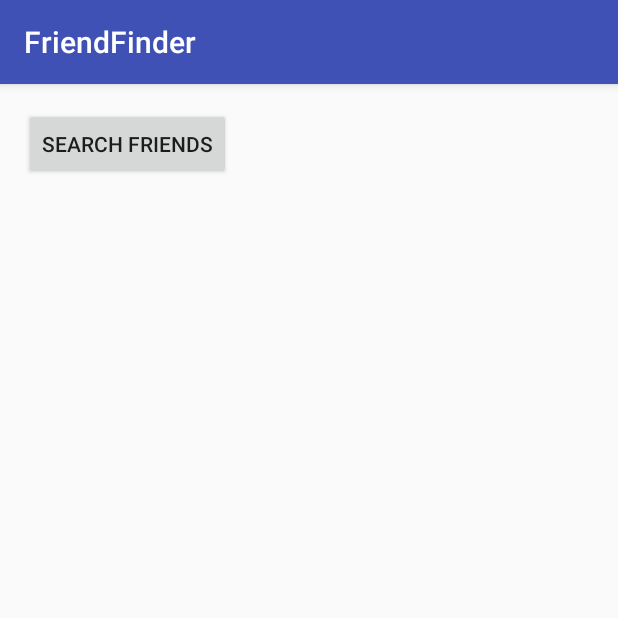
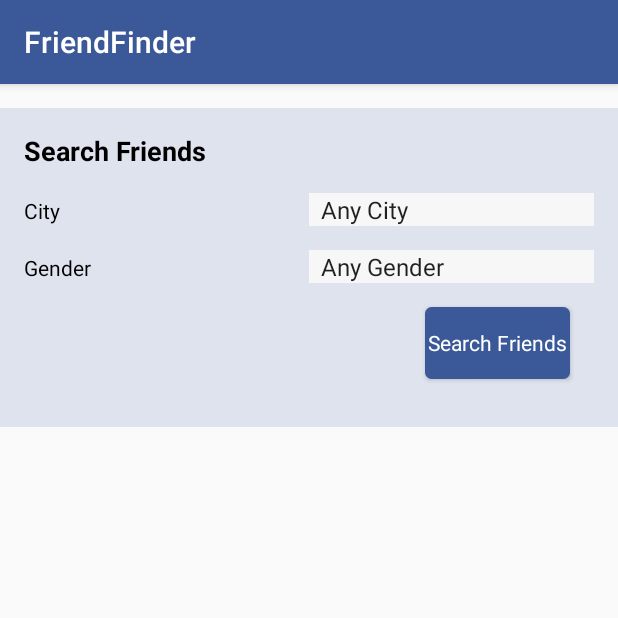
Before and after one commit to sashimdr8/FriendFinder, an Android app: the screen it shows after launch (MainActivity), on a phone screen of 412 x 824 dp, the top half of it. Run offline under Robolectric (Android 15) with nearby library versions, the phone set to English and light mode, and no system bars; our stand-ins replace data binding; libraries missing offline, so code that uses them is left out: com.squareup.otto.

Commit message:
filter friends implemented

```diff
--- a/app/build.gradle
+++ b/app/build.gradle
@@ -40,8 +40,8 @@ dependencies {
     compile 'com.squareup.retrofit2:converter-scalars:2.1.0'
     compile 'com.squareup.retrofit2:converter-gson:2.1.0'
     compile 'com.github.bumptech.glide:glide:3.7.0'
-
     mockDebugCompile 'com.squareup.retrofit2:retrofit-mock:2.1.0'
     testCompile 'junit:junit:4.12'
     compile 'com.android.support:recyclerview-v7:25.1.0'
+    compile 'com.squareup:otto:1.3.5'
 }
--- a/app/src/main/java/com/example/brain/friendfinder/main/MainActivity.java
+++ b/app/src/main/java/com/example/brain/friendfinder/main/MainActivity.java
@@ -1,5 +1,6 @@
 package com.example.brain.friendfinder.main;
 
+import android.content.Context;
 import android.content.Intent;
 import android.databinding.DataBindingUtil;
 import android.support.v7.app.AppCompatActivity;
@@ -9,22 +10,54 @@ import android.view.View;
 import com.example.brain.friendfinder.R;
 import com.example.brain.friendfinder.databinding.ActivityMainBinding;
 import com.example.brain.friendfinder.searchfriends.SearchFriendsActivity;
+import com.example.brain.friendfinder.searchfriends.SearchFriendsAdapter;
+import com.example.brain.friendfinder.utils.Constants;
+import com.example.brain.friendfinder.utils.DataBus;
 
-public class MainActivity extends AppCompatActivity {
+public class MainActivity extends AppCompatActivity implements MainContract.View {
     private ActivityMainBinding binding;
+    private MainContract.Presenter presenter;
+    String selectedAddress, selectedGender;
 
     @Override
     protected void onCreate(Bundle savedInstanceState) {
         super.onCreate(savedInstanceState);
-        binding = DataBindingUtil.setContentView(this,R.layout.activity_main);
+        binding = DataBindingUtil.setContentView(this, R.layout.activity_main);
+
+
+        new MainPresenter(this);
         binding.btSearch.setOnClickListener(new View.OnClickListener() {
             @Override
             public void onClick(View view) {
-                Intent i = new Intent(MainActivity.this, SearchFriendsActivity.class);
-                startActivity(i);
+                selectedAddress = binding.spAddress.getSelectedItem().toString();
+                selectedGender = binding.spGender.getSelectedItem().toString();
+                presenter.startSearchFriends(selectedAddress, selectedGender);
             }
         });
 
 
     }
+
+    @Override
+    protected void onDestroy() {
+        super.onDestroy();
+    }
+
+    @Override
+    public void setPresenter(MainContract.Presenter presenter) {
+        this.presenter = presenter;
+    }
+
+    @Override
+    public boolean consumeBackPress() {
+        return false;
+    }
+
+    @Override
+    public void startSearchFriendsActivity(String address, String gender) {
+        Intent i = new Intent(this, SearchFriendsActivity.class);
+        i.putExtra(Constants.ADDRESS, address);
+        i.putExtra(Constants.GENDER, gender);
+        startActivity(i);
+    }
 }
--- /dev/null
+++ b/app/src/main/java/com/example/brain/friendfinder/main/MainContract.java
@@ -0,0 +1,25 @@
+package com.example.brain.friendfinder.main;
+
+import android.content.Context;
+
+import com.example.brain.friendfinder.BasePresenter;
+import com.example.brain.friendfinder.BaseView;
+
+/**
+ * Created by brain on 1/6/17.
+ */
+
+public interface MainContract {
+    public interface Presenter extends BasePresenter {
+        void startSearchFriends(String address, String gender);
+
+        void stop();
+
+    }
+
+    public interface View extends BaseView<Presenter> {
+
+        void startSearchFriendsActivity(String address, String gender);
+
+    }
+}
--- /dev/null
+++ b/app/src/main/java/com/example/brain/friendfinder/main/MainPresenter.java
@@ -0,0 +1,39 @@
+package com.example.brain.friendfinder.main;
+
+import android.content.Context;
+import android.content.Intent;
+
+import com.example.brain.friendfinder.searchfriends.SearchFriendsActivity;
+import com.example.brain.friendfinder.utils.Constants;
+import com.example.brain.friendfinder.utils.DataBus;
+import com.squareup.otto.Bus;
+
+/**
+ * Created by brain on 1/6/17.
+ */
+
+public class MainPresenter implements MainContract.Presenter {
+    private final MainContract.View view;
+
+    MainPresenter(MainContract.View view) {
+        this.view = view;
+        this.view.setPresenter(this);
+    }
+
+
+    @Override
+    public void startSearchFriends(String address, String gender) {
+        view.startSearchFriendsActivity(address,gender);
+
+    }
+
+    @Override
+    public void stop() {
+
+    }
+
+    @Override
+    public void start() {
+
+    }
+}
--- a/app/src/main/java/com/example/brain/friendfinder/searchfriends/SearchFriendsPresenter.java
+++ b/app/src/main/java/com/example/brain/friendfinder/searchfriends/SearchFriendsPresenter.java
@@ -39,6 +39,8 @@ public class SearchFriendsPresenter implements SearchFriendsContract.Presenter {
 
     @Override
     public void stop() {
-
+        if(!friends.isEmpty()){
+            friends.clear();
+        }
     }
 }
--- a/app/src/main/java/com/example/brain/friendfinder/utils/DividerItemDecoration.java
+++ b/app/src/main/java/com/example/brain/friendfinder/utils/DividerItemDecoration.java
@@ -26,6 +26,6 @@ public class DividerItemDecoration extends RecyclerView.ItemDecoration{
     public void getItemOffsets(Rect outRect, View view, RecyclerView parent,
                                RecyclerView.State state) {
         super.getItemOffsets(outRect, view, parent, state);
-        outRect.set(mItemOffset, mItemOffset, mItemOffset, mItemOffset);
+        outRect.set(0, mItemOffset, 0, 0);
     }
 }
--- a/app/src/main/res/layout/activity_main.xml
+++ b/app/src/main/res/layout/activity_main.xml
@@ -1,20 +1,95 @@
 <?xml version="1.0" encoding="utf-8"?>
-<layout>
-<RelativeLayout xmlns:android="http://schemas.android.com/apk/res/android"
-    xmlns:tools="http://schemas.android.com/tools"
+<layout xmlns:android="http://schemas.android.com/apk/res/android">
+
+    <RelativeLayout xmlns:tools="http://schemas.android.com/tools"
         android:id="@+id/activity_main"
         android:layout_width="match_parent"
         android:layout_height="match_parent"
         android:paddingBottom="@dimen/activity_vertical_margin"
-    android:paddingLeft="@dimen/activity_horizontal_margin"
-    android:paddingRight="@dimen/activity_horizontal_margin"
         android:paddingTop="@dimen/activity_vertical_margin"
         tools:context="com.example.brain.friendfinder.main.MainActivity">
+
+        <RelativeLayout
+            android:layout_width="match_parent"
+            android:layout_height="wrap_content"
+            android:padding="@dimen/activity_vertical_margin"
+            android:background="@color/itembackground">
+
+            <TextView
+                android:id="@+id/tvSearch"
+                android:layout_width="wrap_content"
+                android:layout_height="wrap_content"
+                android:layout_alignParentTop="true"
+                android:text="Search Friends"
+                android:textAppearance="@style/Base.TextAppearance.AppCompat.Medium"
+                android:textColor="@color/text_color"
+                android:textStyle="bold" />
+
+            <LinearLayout
+                android:id="@+id/llAddress"
+                android:layout_width="match_parent"
+                android:layout_height="wrap_content"
+                android:layout_below="@+id/tvSearch"
+                android:layout_marginTop="@dimen/activity_vertical_margin"
+                android:orientation="horizontal">
+
+                <TextView
+                    android:id="@+id/tvAddress"
+                    android:layout_width="0dp"
+                    android:layout_height="wrap_content"
+                    android:layout_weight="1"
+                    android:text="City"
+                    android:textColor="@color/text_color" />
+
+                <Spinner
+                    android:id="@+id/spAddress"
+                    android:layout_width="0dp"
+                    android:layout_height="wrap_content"
+                    android:background="@color/activityBackground"
+                    android:layout_weight="1"
+                    android:entries="@array/array_address" />
+            </LinearLayout>
+
+            <LinearLayout
+                android:id="@+id/llGender"
+                android:layout_width="match_parent"
+                android:layout_height="wrap_content"
+                android:layout_below="@+id/llAddress"
+                android:layout_marginTop="@dimen/activity_vertical_margin"
+                android:orientation="horizontal">
+
+                <TextView
+                    android:id="@+id/tvGender"
+                    android:layout_width="0dp"
+                    android:layout_height="wrap_content"
+                    android:layout_weight="1"
+                    android:text="Gender"
+                    android:textColor="@color/text_color" />
+
+                <Spinner
+                    android:id="@+id/spGender"
+                    android:layout_width="0dp"
+                    android:layout_height="wrap_content"
+                    android:background="@color/activityBackground"
+                    android:layout_weight="1"
+                    android:entries="@array/array_gender" />
+            </LinearLayout>
 
             <Button
                 android:id="@+id/btSearch"
                 android:layout_width="wrap_content"
                 android:layout_height="wrap_content"
-        android:text="Search Friends" />
+                android:layout_alignParentEnd="true"
+                android:layout_alignParentRight="true"
+                android:layout_below="@+id/llGender"
+                android:layout_margin="@dimen/activity_vertical_margin"
+                android:background="@drawable/button_blue_selector"
+                android:gravity="center"
+                android:text="Search Friends"
+                android:textAllCaps="false"
+                android:textAppearance="@style/Base.TextAppearance.AppCompat.Small"
+                android:textColor="#ffffff" />
+
+        </RelativeLayout>
     </RelativeLayout>
 </layout>
--- a/app/src/main/res/layout/activity_search_friends.xml
+++ b/app/src/main/res/layout/activity_search_friends.xml
@@ -4,12 +4,15 @@
     <LinearLayout xmlns:android="http://schemas.android.com/apk/res/android"
         android:layout_width="match_parent"
         android:layout_height="match_parent"
-        android:orientation="vertical">
+        android:orientation="vertical"
+        android:background="@color/activityBackground">
 
         <android.support.v7.widget.RecyclerView
             android:layout_width="match_parent"
             android:layout_height="wrap_content"
             android:id="@+id/rvFriends"
+            android:clipToPadding="false"
+            android:paddingBottom="@dimen/activity_vertical_margin"
             >
         </android.support.v7.widget.RecyclerView>
 
--- a/app/src/main/res/values/colors.xml
+++ b/app/src/main/res/values/colors.xml
@@ -1,10 +1,12 @@
 <?xml version="1.0" encoding="utf-8"?>
 <resources>
-    <color name="colorPrimary">#3F51B5</color>
+    <color name="colorPrimary">#3b5998</color>
     <color name="colorPrimaryDark">#303F9F</color>
     <color name="colorAccent">#FF4081</color>
-    <color name="itembackground">#ededed</color>
+    <color name="itembackground">#dfe3ee</color>
+    <color name="activityBackground">#f7f7f7</color>
     <color name="blue">#3b5998</color>
-    <color name="darker_blue">#1695a3</color>
+    <color name="darker_blue">#8b9dc3</color>
+    <color name="text_color">#000000</color>
 
 </resources>
--- a/app/src/main/res/values/strings.xml
+++ b/app/src/main/res/values/strings.xml
@@ -1,3 +1,20 @@
 <resources>
     <string name="app_name">FriendFinder</string>
+    <string-array name="array_address">
+        <item>Any City</item>
+        <item>Kathmandu</item>
+        <item>Bhaktapur</item>
+        <item>Lalitpur</item>
+        <item>Banepa</item>
+        <item>Thimi</item>
+        <item>Sankhu</item>
+        <item>Kritipur</item>
+    </string-array>
+    <string-array name="array_gender">
+        <item>Any Gender</item>
+        <item>Male</item>
+        <item>Female</item>
+
+    </string-array>
+
 </resources>
```
Also changed, not shown: app/src/main/java/com/example/brain/friendfinder/searchfriends/SearchFriendsActivity.java (+13 -5 lines), app/src/main/java/com/example/brain/friendfinder/searchfriends/SearchFriendsAdapter.java (+10 -6 lines), app/src/main/java/com/example/brain/friendfinder/utils/Constants.java (added, +10 -0 lines), app/src/main/java/com/example/brain/friendfinder/utils/DataBus.java (added, +16 -0 lines), 2 other files. Lines whose indentation alone changed are shown as unchanged.
